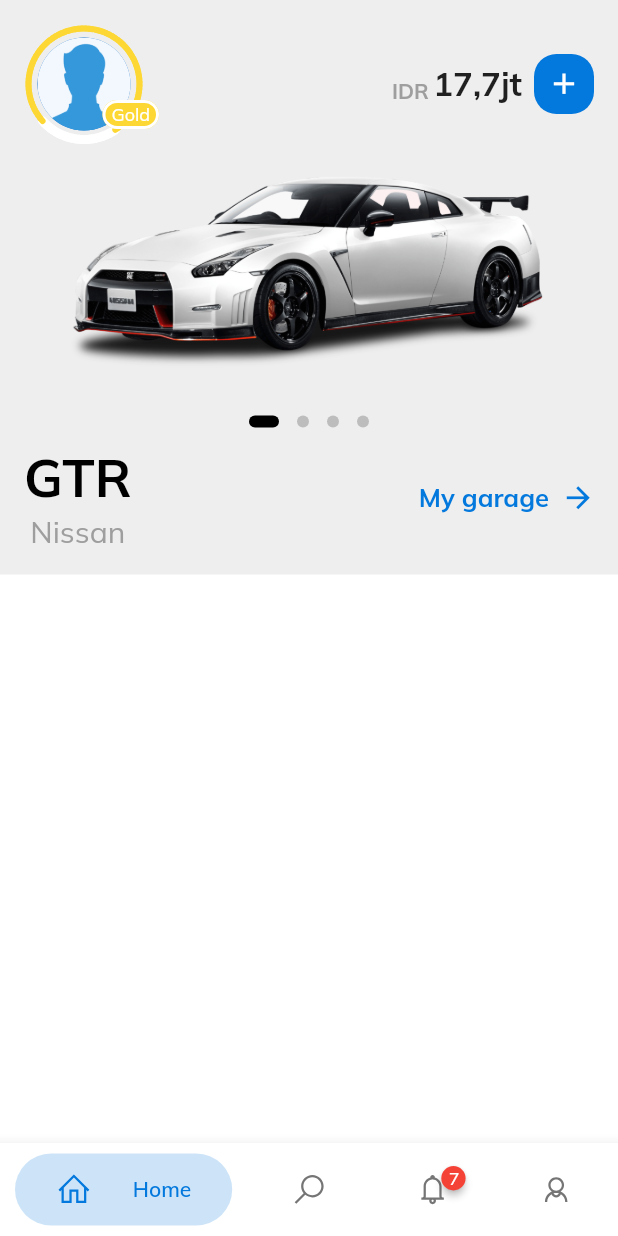
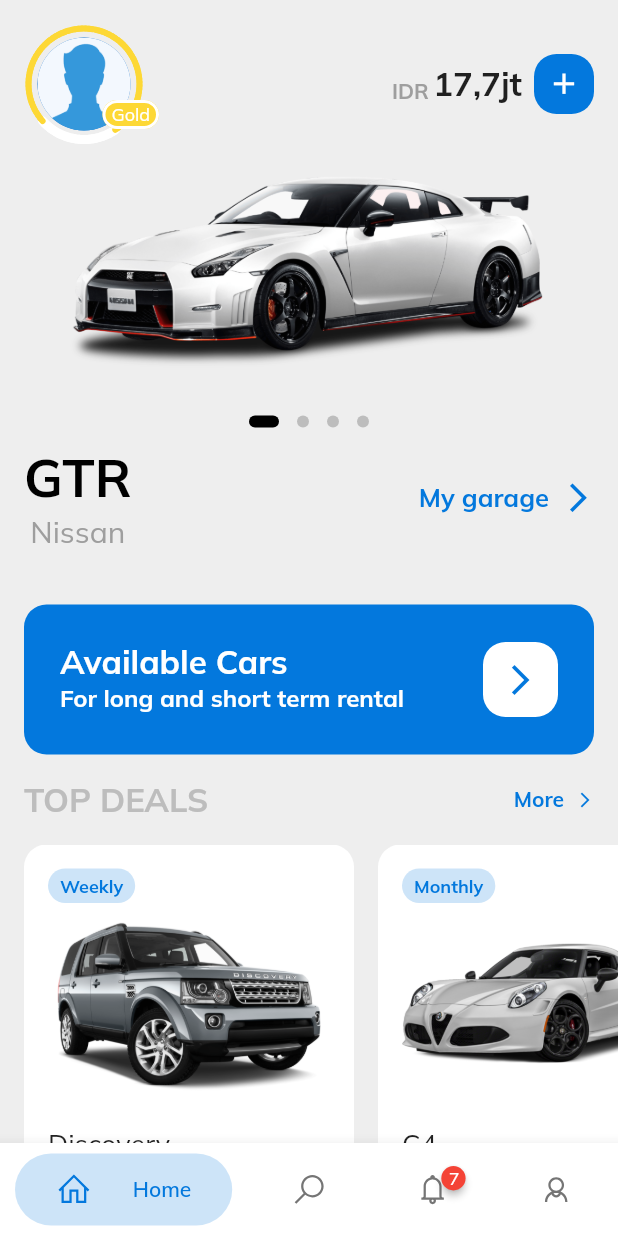
Before and after one commit to P-Jag/CarRentalApp, a Flutter app: the screen it shows after launch, on a phone screen of 412 x 824 dp. Run offline on Flutter 3.47's test engine with Material 2 defaults, Android fonts, the phone set to English and light mode, and no system bars; drawn by our look-alikes of badges, bubble_bottom_bar, step_progress_indicator; our stand-ins replace get, google_fonts, line_icons.

Commit message:
car card

```diff
--- a/lib/core.dart
+++ b/lib/core.dart
@@ -1,5 +1,5 @@
 export 'models/xcore.dart';
-export 'screens/xcore.dart';
+export 'views/xcore.dart';
 export 'shared/xcore.dart';
 export 'services/xcore.dart';
 export 'routes/app_screens.dart';
--- a/lib/shared/style/colors.dart
+++ b/lib/shared/style/colors.dart
@@ -1,4 +1,4 @@
 import 'package:flutter/material.dart';
 
 Color kPrimaryColor = Color.fromRGBO(3, 120, 221, 1);
-Color kPriamryColorShadow = Color.fromRGBO(3, 120, 221, 0.2);
+Color kPrimaryColorShadow = Color.fromRGBO(3, 120, 221, 0.2);
--- /dev/null
+++ b/lib/shared/widgets/car_widget.dart
@@ -0,0 +1,80 @@
+import 'package:flutter/material.dart';
+
+import '../../core.dart';
+
+Widget buildCar(Car car, [int index]) {
+  return Container(
+    decoration: BoxDecoration(
+      color: Colors.white,
+      borderRadius: BorderRadius.all(
+        Radius.circular(15.0),
+      ),
+    ),
+    padding: EdgeInsets.all(16.0),
+    margin: EdgeInsets.only(
+        right: index != null ? 16.0 : 0.0, left: index == 0 ? 16.0 : 0.0),
+    width: 220.0,
+    child: Column(
+      crossAxisAlignment: CrossAxisAlignment.stretch,
+      children: [
+        Align(
+          alignment: Alignment.centerLeft,
+          child: Container(
+            decoration: BoxDecoration(
+              color: kPrimaryColorShadow,
+              borderRadius: BorderRadius.all(
+                Radius.circular(15.0),
+              ),
+            ),
+            child: Padding(
+              padding: EdgeInsets.symmetric(horizontal: 8.0, vertical: 4.0),
+              child: Text(
+                car.condition,
+                style: TextStyle(
+                  color: kPrimaryColor,
+                  fontSize: 12.0,
+                  fontWeight: FontWeight.bold,
+                ),
+              ),
+            ),
+          ),
+        ),
+        SizedBox(height: 10.0),
+        Container(
+          height: 115.0,
+          child: Center(
+            child: Hero(
+              tag: car.model,
+              child: Image.asset(
+                car.images[0],
+                fit: BoxFit.fitWidth,
+              ),
+            ),
+          ),
+        ),
+        SizedBox(height: 24.0),
+        Text(
+          car.model,
+          style: TextStyle(fontSize: 18.0),
+        ),
+        SizedBox(height: 8.0),
+        Text(
+          car.brand,
+          style: TextStyle(
+            fontSize: 22.0,
+            fontWeight: FontWeight.bold,
+            height: 1.0,
+          ),
+        ),
+        Text(
+          "per" +
+              (car.condition == "Daily"
+                  ? "Day"
+                  : car.condition == "Weekly"
+                      ? "week"
+                      : "month"),
+        ),
+      ],
+    ),
+  );
+}
--- a/lib/screens/home/home_view.dart
+++ b/lib/views/home/home_view.dart
@@ -1,5 +1,6 @@
 import 'package:badges/badges.dart';
 import 'package:car_rental_app/core.dart';
+import 'package:car_rental_app/shared/widgets/car_widget.dart';
 import 'package:flutter/material.dart';
 import 'package:get/get.dart';
 import 'package:step_progress_indicator/step_progress_indicator.dart';
@@ -20,8 +21,120 @@ class HomeView extends GetView<HomeController> {
               crossAxisAlignment: CrossAxisAlignment.stretch,
               children: [
                 buildHeader(),
+                buildAvailableCars(),
+                Column(
+                  children: [
+                    Padding(
+                      padding: const EdgeInsets.all(16.0),
+                      child: Row(
+                        mainAxisAlignment: MainAxisAlignment.spaceBetween,
+                        children: [
+                          Text(
+                            'TOP DEALS',
+                            style: TextStyle(
+                              color: Colors.grey[400],
+                              fontWeight: FontWeight.bold,
+                              fontSize: 22.0,
+                            ),
+                          ),
+                          Row(
+                            children: [
+                              Text(
+                                'More',
+                                style: TextStyle(
+                                  fontSize: 14.0,
+                                  color: kPrimaryColor,
+                                  fontWeight: FontWeight.bold,
+                                ),
+                              ),
+                              SizedBox(width: 8.0),
+                              Icon(
+                                Icons.arrow_forward_ios,
+                                size: 12.0,
+                                color: kPrimaryColor,
+                              ),
+                            ],
+                          ),
+                        ],
+                      ),
+                    ),
+                    Container(
+                      height: 280.0,
+                      child: ListView(
+                        physics: BouncingScrollPhysics(),
+                        scrollDirection: Axis.horizontal,
+                        children: controller.cars
+                            .map((car) => GestureDetector(
+                                  onTap: () {},
+                                  child: buildCar(
+                                      car, controller.cars.indexOf(car)),
+                                ))
+                            .toList(),
+                      ),
+                    ),
+                  ],
+                )
               ],
             ),
+          ),
+        ),
+      ),
+    );
+  }
+
+  GestureDetector buildAvailableCars() {
+    return GestureDetector(
+      onTap: () {},
+      child: Padding(
+        padding: EdgeInsets.only(top: 20.0, right: 16.0, left: 16.0),
+        child: Container(
+          decoration: BoxDecoration(
+            color: kPrimaryColor,
+            borderRadius: BorderRadius.all(
+              Radius.circular(15.0),
+            ),
+          ),
+          padding: EdgeInsets.all(24.0),
+          height: 100,
+          child: Row(
+            mainAxisAlignment: MainAxisAlignment.spaceBetween,
+            children: [
+              Column(
+                crossAxisAlignment: CrossAxisAlignment.start,
+                children: [
+                  Text(
+                    'Available Cars',
+                    style: TextStyle(
+                      color: Colors.white,
+                      fontSize: 22.0,
+                      fontWeight: FontWeight.bold,
+                    ),
+                  ),
+                  Text(
+                    'For long and short term rental',
+                    style: TextStyle(
+                      color: Colors.white,
+                      fontSize: 16.0,
+                      fontWeight: FontWeight.bold,
+                    ),
+                  ),
+                ],
+              ),
+              Container(
+                decoration: BoxDecoration(
+                  color: Colors.white,
+                  borderRadius: BorderRadius.all(
+                    Radius.circular(15.0),
+                  ),
+                ),
+                height: 50.0,
+                width: 50.0,
+                child: Icon(
+                  Icons.arrow_forward_ios,
+                  color: kPrimaryColor,
+                ),
+              ),
+            ],
           ),
         ),
       ),
@@ -60,7 +173,7 @@ class HomeView extends GetView<HomeController> {
                     ),
                     SizedBox(width: 8.0),
                     Icon(
-                      Icons.arrow_forward,
+                      Icons.arrow_forward_ios,
                       size: 23.0,
                       color: kPrimaryColor,
                     ),
```
Also changed, not shown: lib/views/home/home_controller.dart (renamed from lib/screens/home/home_controller.dart), lib/views/main_binding.dart (renamed from lib/screens/main_binding.dart), lib/views/main_controller.dart (renamed from lib/screens/main_controller.dart), lib/views/main_view.dart (renamed from lib/screens/main_view.dart), lib/views/xcore.dart (renamed from lib/screens/xcore.dart).
